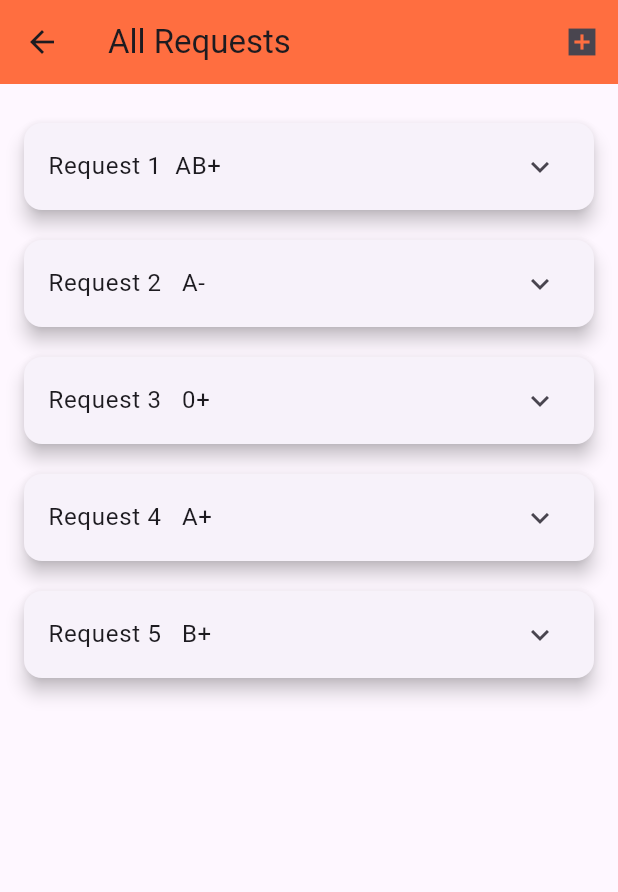
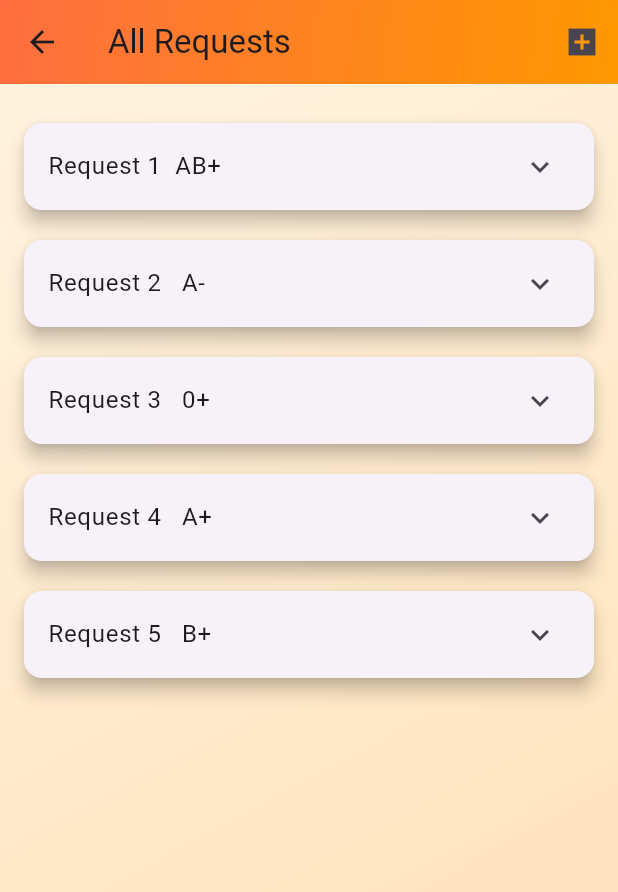
Before and after one commit to Project-Beevent/Beevent_mobile, a Flutter app: the Requests screen opened directly, on a phone screen of 412 x 824 dp. Shown: the top 892 px of the screen. Run offline on Flutter 3.47's test engine with Material 3 defaults, Android fonts, the light colour scheme and no system bars; network calls fail.

Commit message:
updating design process, Request UI v.6

```diff
--- a/lib/View/Requests.dart
+++ b/lib/View/Requests.dart
@@ -15,7 +15,15 @@ class Requests extends StatelessWidget {
     return Scaffold(
       appBar: AppBar(
         title: Text('All Requests'),
-        backgroundColor: Colors.deepOrangeAccent,
+        flexibleSpace: Container(
+          decoration: BoxDecoration(
+            gradient: LinearGradient(
+              begin: Alignment.topLeft,
+              end: Alignment.bottomRight,
+              colors: [Colors.deepOrangeAccent, Colors.orange],
+            ),
+          ),
+        ),
         actions: [
           IconButton(
             icon: Icon(Icons.add_box_sharp),
@@ -24,7 +32,15 @@ class Requests extends StatelessWidget {
           ),
         ],
       ),
-      body: Padding(
+      body: Container(
+        decoration: BoxDecoration(
+          gradient: LinearGradient(
+            begin: Alignment.topLeft,
+            end: Alignment.bottomRight,
+            colors: [Colors.orange.shade50, Colors.orange.shade100],
+          ),
+        ),
+        child: Padding(
           padding: const EdgeInsets.all(16.0),
           child: ListView.builder(
             itemCount: requestsList.length,
@@ -37,7 +53,8 @@ class Requests extends StatelessWidget {
                     Navigator.push(
                       context,
                       MaterialPageRoute(
-                      builder: (context) => DetailedRequestPage(requestsList[index]),
+                        builder: (context) =>
+                            DetailedRequestPage(requestsList[index]),
                       ),
                     );
                   },
@@ -55,6 +72,7 @@ class Requests extends StatelessWidget {
             },
           ),
         ),
+      ),
     );
   }
 }
```
Lines whose indentation alone changed are shown as unchanged.
